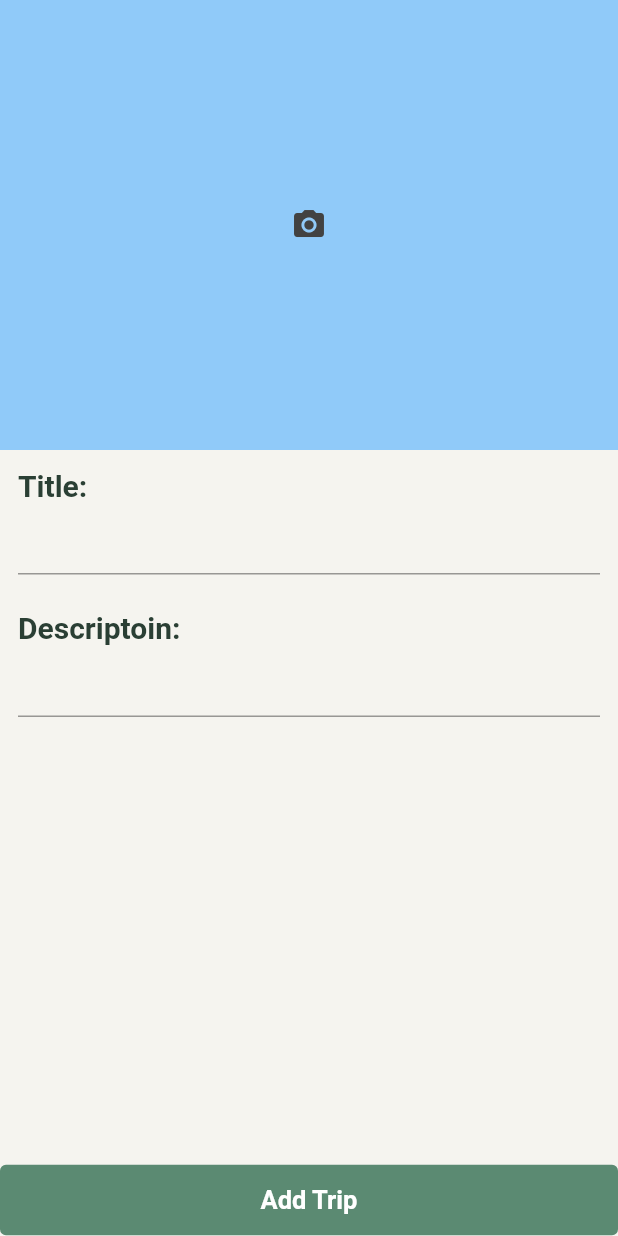
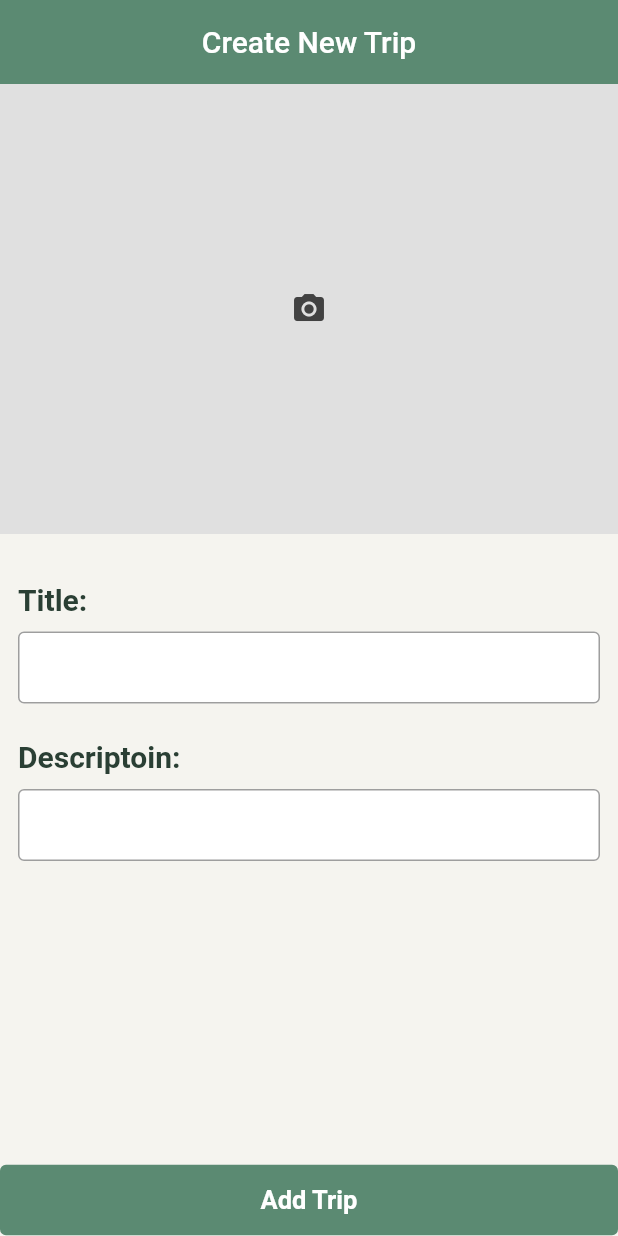
Before and after one commit to AmeeraAlotaibi/trips_project, a Flutter app: the AddTrip screen opened by its route, on a phone screen of 412 x 824 dp. Run offline on Flutter 3.47's test engine with Material 2 defaults, Android fonts, the phone set to English and light mode, and no system bars; our stand-ins replace dio, go_router, image_picker, shared_preferences; missing offline and left inert: jwt_decode; accounts and stored records are empty.

```diff
--- a/frontend/lib/pages/add_trip.dart
+++ b/frontend/lib/pages/add_trip.dart
@@ -4,6 +4,7 @@ import 'package:flutter/material.dart';
 import 'package:frontend/models/trip.dart';
 import 'package:frontend/providers/trip_provider.dart';
 import 'package:frontend/widgets/custom_widgets.dart';
+import 'package:go_router/go_router.dart';
 import 'package:image_picker/image_picker.dart';
 import 'package:provider/provider.dart';
 
@@ -24,6 +25,11 @@ class _AddTripState extends State<AddTrip> {
   @override
   Widget build(BuildContext context) {
     return Scaffold(
+      appBar: AppBar(
+        elevation: 0,
+        title: Text("Create New Trip"),
+        centerTitle: true,
+      ),
       floatingActionButton: CustomButton(
         onPressed: () async {
           await context.read<TripProvider>().createTrip(
@@ -32,6 +38,7 @@ class _AddTripState extends State<AddTrip> {
                     title: title.text,
                     description: description.text),
               );
+          context.pop();
         },
         buttonText: "Add Trip",
         width: double.infinity,
@@ -63,7 +70,7 @@ class _AddTripState extends State<AddTrip> {
                           fit: BoxFit.cover,
                         )
                       : Container(
-                          decoration: BoxDecoration(color: Colors.blue[200]),
+                          decoration: BoxDecoration(color: Colors.grey[300]),
                           width: 200,
                           height: 200,
                           child: Icon(
@@ -73,7 +80,10 @@ class _AddTripState extends State<AddTrip> {
                         ),
                 ),
               ),
-              // Trip Title
+
+              SizedBox(
+                height: 20,
+              ), // Trip Title
               Padding(
                 padding: const EdgeInsets.all(12.0),
                 child: Column(
@@ -88,11 +98,32 @@ class _AddTripState extends State<AddTrip> {
                         fontWeight: FontWeight.bold,
                       ),
                     ),
+                    SizedBox(
+                      height: 10,
+                    ),
                     TextField(
                       controller: title,
                       textAlign: TextAlign.left,
                       style: const TextStyle(
                         fontSize: 20,
+                      ),
+                      decoration: InputDecoration(
+                        filled: true,
+                        contentPadding:
+                            EdgeInsets.symmetric(vertical: 0, horizontal: 10),
+                        fillColor: Colors.white,
+                        enabledBorder: OutlineInputBorder(
+                          borderSide: BorderSide(
+                            width: 1,
+                            color: Colors.grey,
+                          ),
+                        ),
+                        focusedBorder: OutlineInputBorder(
+                          borderSide: BorderSide(
+                            width: 2,
+                            color: Color(0xFF2a3f34),
+                          ),
+                        ),
                       ),
                     ),
                   ],
@@ -112,6 +143,9 @@ class _AddTripState extends State<AddTrip> {
                         fontWeight: FontWeight.bold,
                       ),
                     ),
+                    const SizedBox(
+                      height: 10,
+                    ),
                     TextField(
                       keyboardType: TextInputType.multiline,
                       maxLines: null,
@@ -119,6 +153,24 @@ class _AddTripState extends State<AddTrip> {
                       textAlign: TextAlign.left,
                       style: const TextStyle(
                         fontSize: 20,
+                      ),
+                      decoration: InputDecoration(
+                        filled: true,
+                        contentPadding:
+                            EdgeInsets.symmetric(vertical: 0, horizontal: 10),
+                        fillColor: Colors.white,
+                        enabledBorder: OutlineInputBorder(
+                          borderSide: BorderSide(
+                            width: 1,
+                            color: Colors.grey,
+                          ),
+                        ),
+                        focusedBorder: OutlineInputBorder(
+                          borderSide: BorderSide(
+                            width: 2,
+                            color: Color(0xFF2a3f34),
+                          ),
+                        ),
                       ),
                     ),
                   ],
--- a/frontend/lib/pages/profile.dart
+++ b/frontend/lib/pages/profile.dart
@@ -16,7 +16,7 @@ class ProfilePage extends StatelessWidget {
       body: Padding(
           padding: const EdgeInsets.symmetric(horizontal: 25),
           child: FutureBuilder(
-              future: context.read<ProfileProvider>().getProfileData(),
+              future: context.watch<ProfileProvider>().getProfileData(),
               builder: (context, dataSnapshot) {
                 if (dataSnapshot.connectionState == ConnectionState.waiting) {
                   return const Center(
@@ -228,7 +228,7 @@ class ProfilePage extends StatelessWidget {
                         ),
 
                         const SizedBox(
-                          height: 25,
+                          height: 10,
                         ),
 
                         Container(
@@ -238,7 +238,7 @@ class ProfilePage extends StatelessWidget {
                         ),
 
                         const SizedBox(
-                          height: 20,
+                          height: 5,
                         ),
 
                         // Trips Lists ===========================================================
```
Also changed, not shown: frontend/lib/pages/bottom_tabs.dart (+2 -7 lines), frontend/lib/pages/home.dart (+37 -0 lines), frontend/lib/pages/trip_details.dart (+13 -2 lines), frontend/lib/widgets/latest_trip_card.dart (added, +69 -0 lines).
